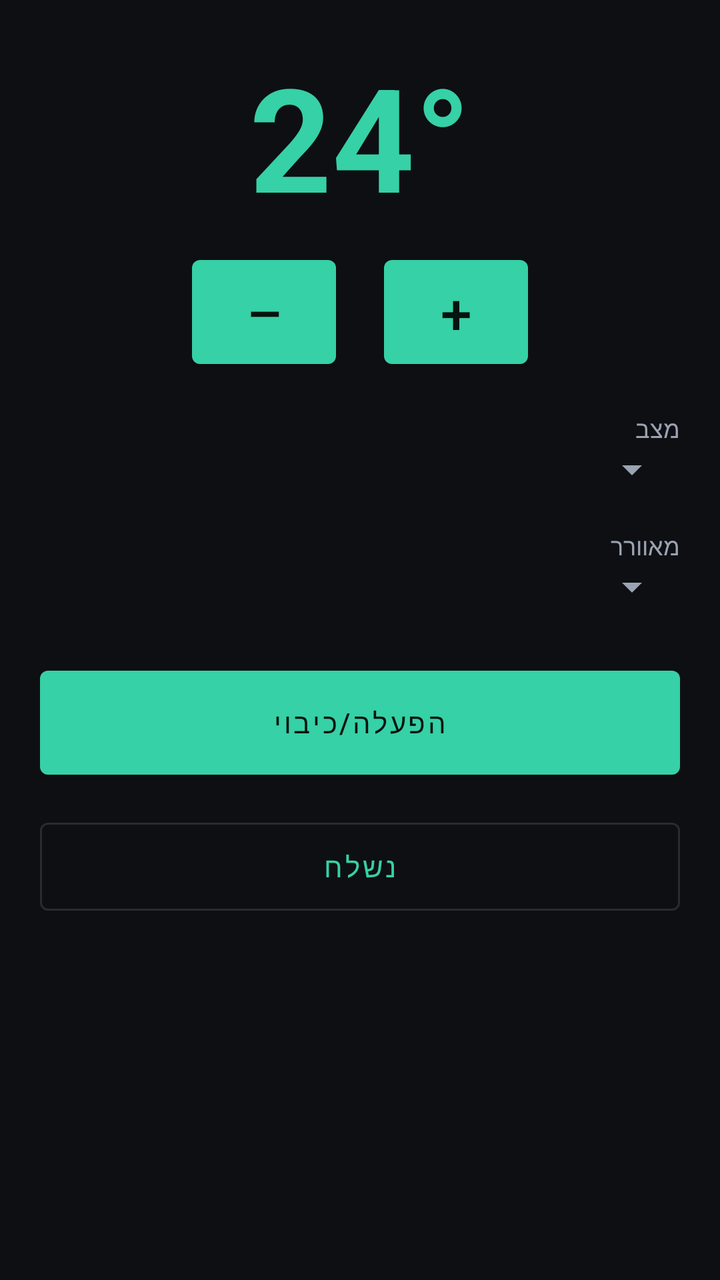
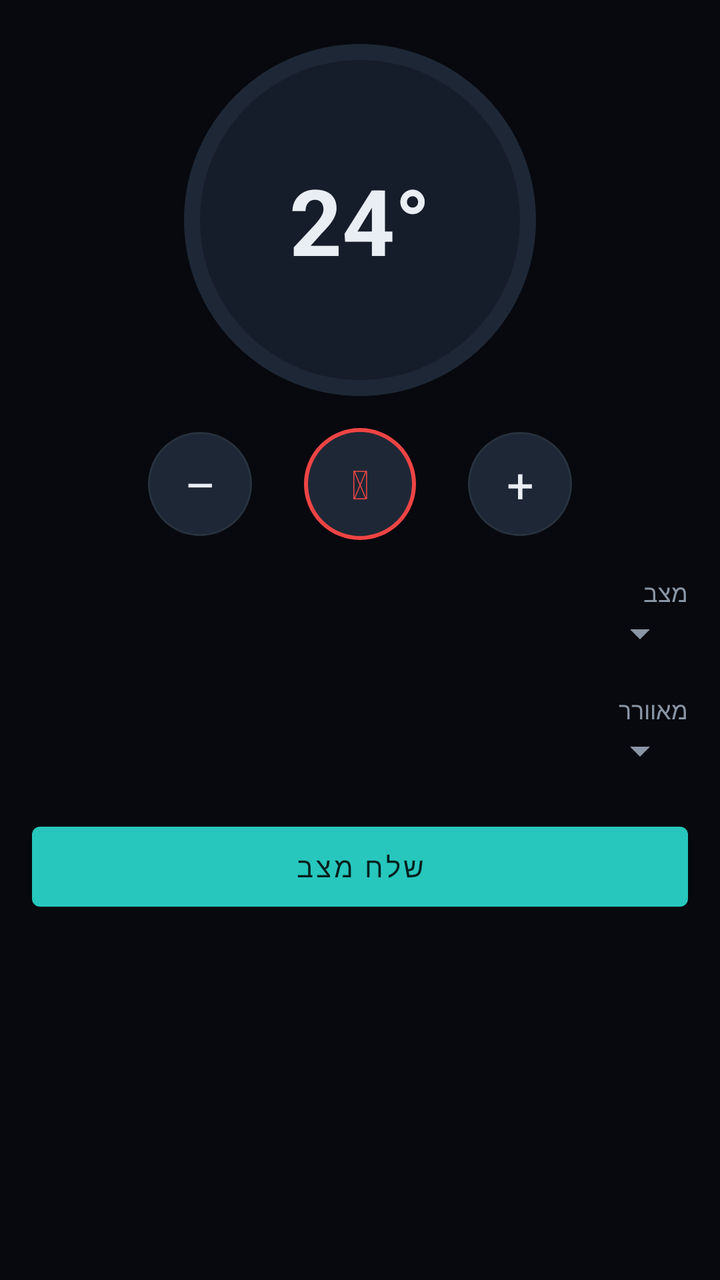

Before-and-after screenshots of an Android layout around one commit, followed by the original layout XML and the change that was made.
<!-- AndroidManifest.xml: application theme Theme.OfflineRemote -->
<!-- res/layout/view_ac.xml -->
<?xml version="1.0" encoding="utf-8"?>
<ScrollView xmlns:android="http://schemas.android.com/apk/res/android"
    android:layout_width="match_parent"
    android:layout_height="match_parent">

    <LinearLayout
        android:layout_width="match_parent"
        android:layout_height="wrap_content"
        android:orientation="vertical"
        android:padding="20dp"
        android:gravity="center_horizontal">

        <TextView
            android:id="@+id/tempText"
            android:layout_width="wrap_content"
            android:layout_height="wrap_content"
            android:text="24°"
            android:textSize="72sp"
            android:textColor="@color/primary"
            android:textStyle="bold" />

        <LinearLayout
            android:layout_width="wrap_content"
            android:layout_height="wrap_content"
            android:orientation="horizontal"
            android:layout_marginTop="8dp">
            <Button
                android:id="@+id/tempMinus"
                android:layout_width="72dp"
                android:layout_height="64dp"
                android:text="–"
                android:textSize="28sp" />
            <Space android:layout_width="24dp" android:layout_height="1dp" />
            <Button
                android:id="@+id/tempPlus"
                android:layout_width="72dp"
                android:layout_height="64dp"
                android:text="+"
                android:textSize="28sp" />
        </LinearLayout>

        <TextView style="@style/AcLabel" android:text="@string/mode" />
        <Spinner
            android:id="@+id/modeSpinner"
            android:layout_width="match_parent"
            android:layout_height="wrap_content"
            android:backgroundTint="@color/textSecondary" />

        <TextView style="@style/AcLabel" android:text="@string/fan" />
        <Spinner
            android:id="@+id/fanSpinner"
            android:layout_width="match_parent"
            android:layout_height="wrap_content"
            android:backgroundTint="@color/textSecondary" />

        <Button
            android:id="@+id/powerBtn"
            android:layout_width="match_parent"
            android:layout_height="64dp"
            android:layout_marginTop="24dp"
            android:text="@string/power" />

        <Button
            android:id="@+id/sendBtn"
            style="@style/Widget.MaterialComponents.Button.OutlinedButton"
            android:layout_width="match_parent"
            android:layout_height="56dp"
            android:layout_marginTop="12dp"
            android:text="@string/sent" />
    </LinearLayout>
</ScrollView>
<!-- resources referenced by this layout -->
<resources>
  <color name="primary">#36D1A6</color>
  <color name="textSecondary">#9AA3B2</color>
  <string name="fan">מאוורר</string>
  <string name="mode">מצב</string>
  <string name="power">הפעלה/כיבוי</string>
  <string name="sent">נשלח</string>
  <style name="AcLabel">
          <item name="android:layout_width">match_parent</item>
          <item name="android:layout_height">wrap_content</item>
          <item name="android:layout_marginTop">18dp</item>
          <item name="android:textColor">@color/textSecondary</item>
          <item name="android:textAllCaps">true</item>
          <item name="android:textSize">12sp</item>
      </style>
  <style name="Theme.OfflineRemote" parent="Theme.MaterialComponents.NoActionBar">
          <item name="colorPrimary">@color/primary</item>
          <item name="colorPrimaryVariant">@color/primaryDark</item>
          <item name="colorOnPrimary">@color/onPrimary</item>
          <item name="colorSecondary">@color/primary</item>
          <item name="colorOnSecondary">@color/onPrimary</item>
          <item name="android:colorBackground">@color/bg</item>
          <item name="colorSurface">@color/surface</item>
          <item name="colorOnSurface">@color/textPrimary</item>
          <item name="android:statusBarColor">@color/bg</item>
          <item name="android:windowBackground">@color/bg</item>
          <item name="android:textColorPrimary">@color/textPrimary</item>
          <item name="android:textColorSecondary">@color/textSecondary</item>
      </style>
  <color name="primaryDark">#1FA183</color>
  <color name="onPrimary">#07130F</color>
  <color name="bg">#0E0F13</color>
  <color name="surface">#171A21</color>
  <color name="textPrimary">#F2F4F7</color>
</resources>

<!-- the commit's change to res/layout/view_ac.xml (unified diff, before → after) -->
@@ -7,65 +7,84 @@
         android:layout_width="match_parent"
         android:layout_height="wrap_content"
         android:orientation="vertical"
-        android:padding="20dp"
+        android:padding="16dp"
         android:gravity="center_horizontal">
 
-        <TextView
-            android:id="@+id/tempText"
-            android:layout_width="wrap_content"
-            android:layout_height="wrap_content"
-            android:text="24°"
-            android:textSize="72sp"
-            android:textColor="@color/primary"
-            android:textStyle="bold" />
+        <FrameLayout
+            android:layout_width="176dp"
+            android:layout_height="176dp"
+            android:layout_marginTop="6dp"
+            android:background="@drawable/bg_dial">
+            <TextView
+                android:id="@+id/tempText"
+                android:layout_width="wrap_content"
+                android:layout_height="wrap_content"
+                android:layout_gravity="center"
+                android:text="24°"
+                android:textSize="46sp"
+                android:textColor="@color/textPrimary"
+                android:textStyle="bold" />
+        </FrameLayout>
 
         <LinearLayout
             android:layout_width="wrap_content"
             android:layout_height="wrap_content"
             android:orientation="horizontal"
-            android:layout_marginTop="8dp">
-            <Button
+            android:gravity="center_vertical"
+            android:layout_marginTop="16dp">
+            <TextView
                 android:id="@+id/tempMinus"
-                android:layout_width="72dp"
-                android:layout_height="64dp"
+                android:layout_width="52dp"
+                android:layout_height="52dp"
+                android:background="@drawable/btn_circle"
+                android:gravity="center"
+                android:clickable="true"
+                android:focusable="true"
+                android:textColor="@color/textPrimary"
                 android:text="–"
-                android:textSize="28sp" />
-            <Space android:layout_width="24dp" android:layout_height="1dp" />
-            <Button
+                android:textSize="24sp" />
+            <TextView
+                android:id="@+id/powerBtn"
+                android:layout_width="56dp"
+                android:layout_height="56dp"
+                android:layout_marginHorizontal="26dp"
+                android:background="@drawable/btn_circle_power"
+                android:gravity="center"
+                android:clickable="true"
+                android:focusable="true"
+                android:textColor="@color/power"
+                android:text="⏻"
+                android:textSize="20sp" />
+            <TextView
                 android:id="@+id/tempPlus"
-                android:layout_width="72dp"
-                android:layout_height="64dp"
+                android:layout_width="52dp"
+                android:layout_height="52dp"
+                android:background="@drawable/btn_circle"
+                android:gravity="center"
+                android:clickable="true"
+                android:focusable="true"
+                android:textColor="@color/textPrimary"
                 android:text="+"
-                android:textSize="28sp" />
+                android:textSize="24sp" />
         </LinearLayout>
 
         <TextView style="@style/AcLabel" android:text="@string/mode" />
         <Spinner
             android:id="@+id/modeSpinner"
             android:layout_width="match_parent"
-            android:layout_height="wrap_content"
-            android:backgroundTint="@color/textSecondary" />
+            android:layout_height="wrap_content" />
 
         <TextView style="@style/AcLabel" android:text="@string/fan" />
         <Spinner
             android:id="@+id/fanSpinner"
             android:layout_width="match_parent"
-            android:layout_height="wrap_content"
-            android:backgroundTint="@color/textSecondary" />
-
-        <Button
-            android:id="@+id/powerBtn"
-            android:layout_width="match_parent"
-            android:layout_height="64dp"
-            android:layout_marginTop="24dp"
-            android:text="@string/power" />
+            android:layout_height="wrap_content" />
 
         <Button
             android:id="@+id/sendBtn"
-            style="@style/Widget.MaterialComponents.Button.OutlinedButton"
             android:layout_width="match_parent"
-            android:layout_height="56dp"
-            android:layout_marginTop="12dp"
-            android:text="@string/sent" />
+            android:layout_height="52dp"
+            android:layout_marginTop="20dp"
+            android:text="שלח מצב" />
     </LinearLayout>
 </ScrollView>
<!-- resource entries referenced after the edit -->
@@ -1,11 +1,10 @@
 <!-- resources referenced by this layout -->
 <resources>
-  <color name="primary">#36D1A6</color>
-  <color name="textSecondary">#9AA3B2</color>
+  <color name="power">#EF4444</color>
+  <color name="primary">#27C7BD</color>
+  <color name="textSecondary">#8A96A6</color>
   <string name="fan">מאוורר</string>
   <string name="mode">מצב</string>
-  <string name="power">הפעלה/כיבוי</string>
-  <string name="sent">נשלח</string>
   <style name="AcLabel">
           <item name="android:layout_width">match_parent</item>
           <item name="android:layout_height">wrap_content</item>
@@ -28,10 +27,31 @@
           <item name="android:textColorPrimary">@color/textPrimary</item>
           <item name="android:textColorSecondary">@color/textSecondary</item>
       </style>
-  <color name="primaryDark">#1FA183</color>
-  <color name="onPrimary">#07130F</color>
-  <color name="bg">#0E0F13</color>
-  <color name="surface">#171A21</color>
-  <color name="textPrimary">#F2F4F7</color>
+  <color name="surface2">#161D2A</color>
+  <color name="surface3">#1E2736</color>
+  <color name="line">#28323F</color>
+  <color name="primaryDark">#1FA89F</color>
+  <color name="onPrimary">#06211F</color>
+  <color name="bg">#07090E</color>
+  <color name="surface">#0E1420</color>
+  <color name="textPrimary">#E9EEF5</color>
+  <!-- drawable bg_dial (drawable) -->
+  <?xml version="1.0" encoding="utf-8"?>
+  <shape xmlns:android="http://schemas.android.com/apk/res/android" android:shape="oval">
+      <solid android:color="@color/surface2" />
+      <stroke android:width="8dp" android:color="@color/surface3" />
+  </shape>
+  <!-- drawable btn_circle (drawable) -->
+  <?xml version="1.0" encoding="utf-8"?>
+  <shape xmlns:android="http://schemas.android.com/apk/res/android" android:shape="oval">
+      <solid android:color="@color/surface3" />
+      <stroke android:width="1dp" android:color="@color/line" />
+  </shape>
+  <!-- drawable btn_circle_power (drawable) -->
+  <?xml version="1.0" encoding="utf-8"?>
+  <shape xmlns:android="http://schemas.android.com/apk/res/android" android:shape="oval">
+      <solid android:color="@color/surface3" />
+      <stroke android:width="2dp" android:color="@color/power" />
+  </shape>
 </resources>
 
